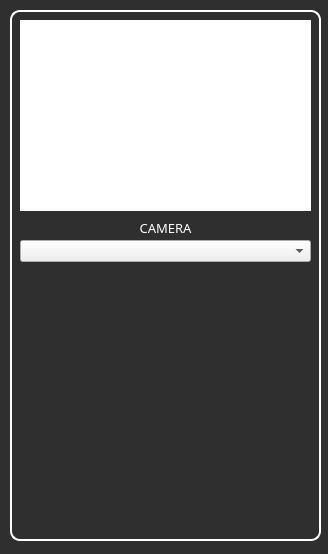
The window that gui/facecryptwindow.ui (Batuhan-KOC/FaceCrypt) describes before a commit, drawn with Qt 5.
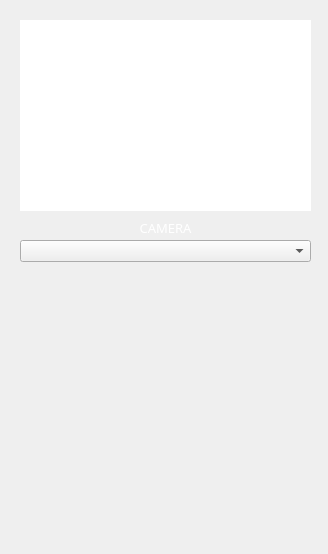
The same window after the commit. Icons and pictures are not drawn.

Commit message: Background pattern changed, drop shadow filters are added.

Patch:
```diff
--- a/gui/facecryptwindow.ui
+++ b/gui/facecryptwindow.ui
@@ -17,7 +17,8 @@
    <property name="styleSheet">
     <string notr="true">QWidget#centralwidget 
 {
-background-color: rgb(47, 47, 47);
+background-image: url(:/backgroundpattern.jpg);
+background-repeat: repeat-xy;
 }</string>
    </property>
    <widget class="QComboBox" name="availableCameras">
@@ -59,28 +60,6 @@
      </rect>
     </property>
    </widget>
-   <widget class="QWidget" name="borderLine" native="true">
-    <property name="enabled">
-     <bool>false</bool>
-    </property>
-    <property name="geometry">
-     <rect>
-      <x>10</x>
-      <y>10</y>
-      <width>311</width>
-      <height>531</height>
-     </rect>
-    </property>
-    <property name="font">
-     <font>
-      <pointsize>10</pointsize>
-      <stylestrategy>PreferAntialias</stylestrategy>
-     </font>
-    </property>
-    <property name="styleSheet">
-     <string notr="true">border : 2px solid white; border-radius : 10px;</string>
-    </property>
-   </widget>
    <widget class="QLabel" name="cameraLabel">
     <property name="geometry">
      <rect>
```
Left out of the diff: 5 changed lines with no effect on the pictures. The commit also changes 7 other files.
